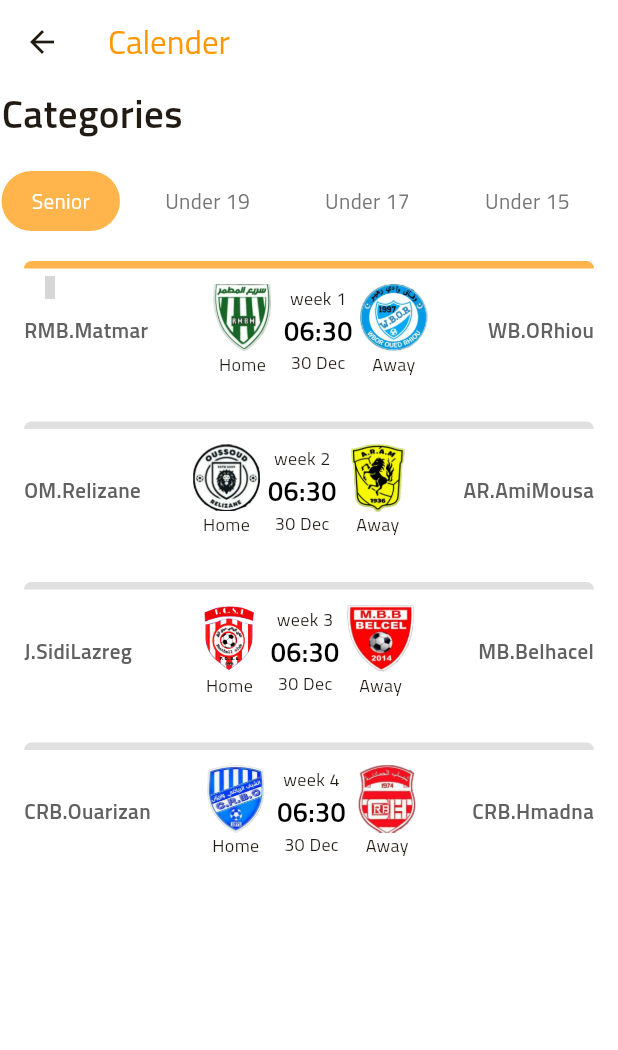
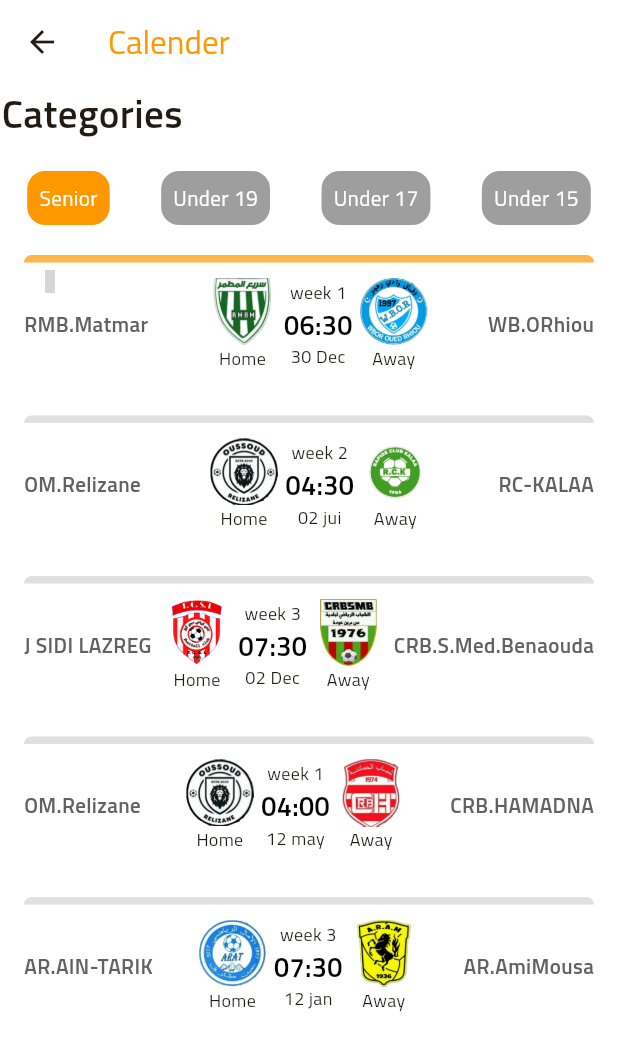
Before and after one commit to RayaneSama/Footbal--48, a Flutter app: the CalenderHomeScreen screen opened directly, on a phone screen of 412 x 824 dp. Shown: the top 1050 px of the screen. Run offline on Flutter 3.47's test engine with Material 3 defaults, Android fonts, the phone set to English and light mode, and no system bars; our stand-ins replace carousel_slider, flutter_secure_storage, iconsax; missing offline and left inert: mysql1; accounts and stored records are empty; grey boxes are pictures that could not be loaded.

Commit message:
added calendar stuff

```diff
--- a/lib/screens/calender_screen.dart
+++ b/lib/screens/calender_screen.dart
@@ -1,6 +1,199 @@
 import 'package:flutter/material.dart';
 import 'package:football_app/widgets/categories.dart';
 import 'package:football_app/widgets/calender_Match.dart';
+
+// Mock data for matches categorized by age group
+const matches = {
+  "Senior": [
+    {
+      "awayLogo": "assets/images/WB.OUED-RHIOU.png",
+      "awayTitle": "WB.ORhiou",
+      "homeLogo": "assets/images/RMB.MATMAR.png",
+      "homeTitle": "RMB.Matmar",
+      "date": "30 Dec",
+      "time": "06:30",
+      "week": "week 1",
+      "isFavorite": true,
+    },
+    {
+      "awayLogo": "assets/images/RC-KALAA.png",
+      "awayTitle": "RC-KALAA",
+      "homeLogo": "assets/images/OM.RELIZANE.png",
+      "homeTitle": "OM.Relizane",
+      "date": "02 jui",
+      "time": "04:30",
+      "week": "week 2",
+      "isFavorite": false,
+    },
+    {
+      "awayLogo": "assets/images/CRB.Sidi_.Med_.Benaouda.png",
+      "awayTitle": "CRB.S.Med.Benaouda",
+      "homeLogo": "assets/images/J SIDI LAZREG.png",
+      "homeTitle": "J SIDI LAZREG",
+      "date": "02 Dec",
+      "time": "07:30",
+      "week": "week 3",
+      "isFavorite": false,
+    },
+    {
+      "awayLogo": "assets/images/CRB.HAMADNA.png",
+      "awayTitle": "CRB.HAMADNA",
+      "homeLogo": "assets/images/OM.RELIZANE.png",
+      "homeTitle": "OM.Relizane",
+      "date": "12 may",
+      "time": "04:00",
+      "week": "week 1",
+      "isFavorite": false,
+    },
+    {
+      "awayLogo": "assets/images/AR .AMMI MOUSSA.png",
+      "awayTitle": "AR.AmiMousa",
+      "homeLogo": "assets/images/AR.AIN-TARIk.png",
+      "homeTitle": "AR.AIN-TARIK",
+      "date": "12 jan",
+      "time": "07:30",
+      "week": "week 3",
+      "isFavorite": false,
+    },
+    // Add more matches...
+  ],
+  "Under 19": [
+    {
+      "awayLogo": "assets/images/CRB.HAMADNA.png",
+      "awayTitle": "CRB.HAMADNA",
+      "homeLogo": "assets/images/CRB.OUARIZANE.png",
+      "homeTitle": "CRB.OUARIZANE",
+      "date": "1 Jan",
+      "time": "04:30",
+      "week": "week 1",
+      "isFavorite": false,
+    },
+    {
+      "awayLogo": "assets/images/RC-KALAA.png",
+      "awayTitle": "RC-KALAA",
+      "homeLogo": "assets/images/MB.BELHACEL.png",
+      "homeTitle": "MB.BELHACEL",
+      "date": "15 fev",
+      "time": "04:30",
+      "week": "week 3",
+      "isFavorite": false,
+    },
+    {
+      "awayLogo": "assets/images/CRB.OUARIZANE.png",
+      "awayTitle": "CRB.OUARIZANE",
+      "homeLogo": "assets/images/RMB.MATMAR.png",
+      "homeTitle": "RMB.MATMAR",
+      "date": "14 Jan",
+      "time": "07:30",
+      "week": "week 1",
+      "isFavorite": false,
+    },
+    {
+      "awayLogo": "assets/images/CRB.HAMADNA.png",
+      "awayTitle": "CRB.HAMADNA",
+      "homeLogo": "assets/images/WB.OUED-RHIOU.png",
+      "homeTitle": "WB.OUED-RHIOU",
+      "date": "1 Jan",
+      "time": "04:30",
+      "week": "week 1",
+      "isFavorite": false,
+    },
+  ],
+  "Under 17": [
+    {
+      "awayLogo": "assets/images/OM.RELIZANE.png",
+      "awayTitle": "OM.RELIZANE",
+      "homeLogo": "assets/images/AR .AMMI MOUSSA.png",
+      "homeTitle": "AR .AMMI MOUSSA",
+      "date": "1 Jan",
+      "time": "04:30",
+      "week": "week 1",
+      "isFavorite": false,
+    },
+    {
+      "awayLogo": "assets/images/CRB.HAMADNA.png",
+      "awayTitle": "CRB.HAMADNA",
+      "homeLogo": "assets/images/CRB.OUARIZANE.png",
+      "homeTitle": "CRB.OUARIZANE",
+      "date": "11 may",
+      "time": "04:30",
+      "week": "week 3",
+      "isFavorite": false,
+    },
+    {
+      "awayLogo": "assets/images/OM.RELIZANE.png",
+      "awayTitle": "OM.RELIZANE",
+      "homeLogo": "assets/images/J SIDI LAZREG.png",
+      "homeTitle": "J SIDI LAZREG",
+      "date": "13 Jan",
+      "time": "07:30",
+      "week": "week 2",
+      "isFavorite": false,
+    },
+    {
+      "awayLogo": "assets/images/CRB.HAMADNA.png",
+      "awayTitle": "CRB.HAMADNA",
+      "homeLogo": "assets/images/WB.OUED-RHIOU.png",
+      "homeTitle": "WB.OUED-RHIOU",
+      "date": "1 Jan",
+      "time": "04:30",
+      "week": "week 1",
+      "isFavorite": false,
+    },
+  ],
+  "Under 15": [
+    {
+      "awayLogo": "assets/images/IRB Sidi Khateb.png",
+      "awayTitle": "IRB Sidi Khateb",
+      "homeLogo": "assets/images/WB.OUED-RHIOU.png",
+      "homeTitle": "WB.OUED-RHIOU",
+      "date": "1 Jan",
+      "time": "04:30",
+      "week": "week 1",
+      "isFavorite": false,
+    },
+    {
+      "awayLogo": "assets/images/RC-KALAA.png",
+      "awayTitle": "RC-KALAA",
+      "homeLogo": "assets/images/MB.BELHACEL.png",
+      "homeTitle": "MB.BELHACEL",
+      "date": "1 Jan",
+      "time": "04:30",
+      "week": "week 1",
+      "isFavorite": false,
+    },
+    {
+      "awayLogo": "assets/images/AR.AIN-TARIk.png",
+      "awayTitle": "AR.AIN-TARIk",
+      "homeLogo": "assets/images/CRB.OUARIZANE.png",
+      "homeTitle": "CRB.OUARIZANE",
+      "date": "11 may",
+      "time": "04:30",
+      "week": "week 3",
+      "isFavorite": false,
+    },
+    {
+      "awayLogo": "assets/images/OM.RELIZANE.png",
+      "awayTitle": "OM.RELIZANE",
+      "homeLogo": "assets/images/J SIDI LAZREG.png",
+      "homeTitle": "J SIDI LAZREG",
+      "date": "13 Jan",
+      "time": "07:30",
+      "week": "week 2",
+      "isFavorite": false,
+    },
+    {
+      "awayLogo": "assets/images/AR .AMMI MOUSSA.png",
+      "awayTitle": "AR .AMMI MOUSSA",
+      "homeLogo": "assets/images/IRB Sidi Khateb.png",
+      "homeTitle": "IRB Sidi Khateb",
+      "date": "1 Jan",
+      "time": "04:30",
+      "week": "week 1",
+      "isFavorite": false,
+    },
+  ],
+};
 
 class CalenderHomeScreen extends StatefulWidget {
   const CalenderHomeScreen({Key? key}) : super(key: key);
@@ -12,11 +205,10 @@ class CalenderHomeScreen extends StatefulWidget {
 class _CalenderHomeScreenState extends State<CalenderHomeScreen> {
   String currentCat = "Senior";
 
-
   @override
   Widget build(BuildContext context) {
     var scaffold = Scaffold(
-      //the Appbar
+      // the AppBar
       appBar: AppBar(
         elevation: 0.0,
         backgroundColor: Colors.transparent,
@@ -24,18 +216,10 @@ class _CalenderHomeScreenState extends State<CalenderHomeScreen> {
           "Calender",
           style: TextStyle(color: Colors.orange),
         ),
-        // actions: [
-        //   IconButton(
-        //       onPressed: () {},
-        //       icon: Icon(
-        //         Icons.notifications_outlined,
-        //         color: Colors.black,
-        //       ))
-        // ],
       ),
       body: SingleChildScrollView(
         child: Padding(
-          padding: const EdgeInsets.all(1),//mmm16
+          padding: const EdgeInsets.all(1), //mmm16
           child: Column(
             mainAxisAlignment: MainAxisAlignment.start,
             crossAxisAlignment: CrossAxisAlignment.start,
@@ -48,65 +232,40 @@ class _CalenderHomeScreenState extends State<CalenderHomeScreen> {
                 ),
               ),
               const SizedBox(height: 20),
-                 Categories(currentCat: currentCat),
-                 const SizedBox(height: 20), // Ajoutez un espace ici
+              Categories(
+                currentCat: currentCat,
+                onCategorySelected: (category) {
+                  setState(() {
+                    currentCat = category;
+                  });
+                },
+              ),
+              const SizedBox(height: 20), // Add spacing here
               Padding(
-                padding: const EdgeInsets.symmetric(horizontal: 15),//mmmm20
+                padding: const EdgeInsets.symmetric(horizontal: 15), //mmmm20
                 child: ListView(
                   shrinkWrap: true,
                   primary: false,
                   physics: const NeverScrollableScrollPhysics(),
-                children: const [
-                  calenderMatch(
-                    awayLogo: "assets/images/WB.OUED-RHIOU.png",
-                    awayTitle: "WB.ORhiou",
-                    homeLogo: "assets/images/RMB.MATMAR.png",
-                    homeTitle: "RMB.Matmar",
-                    date: "30 Dec",
-                    time: "06:30",
-                    week: "week 1",
-                    isFavorite: true,
-                  ),
-                  calenderMatch(
-                    awayLogo: "assets/images/AR .AMMI MOUSSA.png",
-                    awayTitle: "AR.AmiMousa",
-                    homeLogo: "assets/images/OM.RELIZANE.png",
-                    homeTitle: "OM.Relizane",
-                    date: "30 Dec",
-                    time: "06:30",
-                    week: "week 2",
-                    isFavorite: false,
-                  ),
-                  calenderMatch(
-                    awayLogo: "assets/images/MB.BELHACEL.png",
-                    awayTitle: "MB.Belhacel",
-                    homeLogo: "assets/images/J SIDI LAZREG.png",
-                    homeTitle: "J.SidiLazreg",
-                    date: "30 Dec",
-                    time: "06:30",
-                    week: "week 3",
-                    isFavorite: false,
-                  ),
-                  calenderMatch(
-                    awayLogo: "assets/images/CRB.HAMADNA.png",
-                    awayTitle: "CRB.Hmadna",
-                    homeLogo: "assets/images/CRB.OUARIZANE.png",
-                    homeTitle: "CRB.Ouarizan",
-                    date: "30 Dec",
-                    time: "06:30",
-                    week: "week 4",
-                    isFavorite: false,
-                  ),
-                 ],
+                  children: matches[currentCat]!.map<Widget>((match) {
+                    return calenderMatch(
+                      awayLogo: match["awayLogo"] as String,
+                      awayTitle: match["awayTitle"] as String,
+                      homeLogo: match["homeLogo"] as String,
+                      homeTitle: match["homeTitle"] as String,
+                      date: match["date"] as String,
+                      time: match["time"] as String,
+                      week: match["week"] as String,
+                      isFavorite: match["isFavorite"] as bool,
+                    );
+                  }).toList(),
                 ),
               ),
             ],
-
           ),
         ),
       ),
     );
     return scaffold;
-
   }
 }
--- a/lib/screens/match_screen.dart
+++ b/lib/screens/match_screen.dart
@@ -111,44 +111,44 @@ class _MatchScreenState extends State<MatchScreen> {
                           ),
                         ),
                       ),
-                      Container(
-                        decoration: BoxDecoration(
-                          color: ksecondryBackgroundColor,
-                          borderRadius: BorderRadius.circular(10),
-                        ),
-                        margin: const EdgeInsets.only(right: 10),
-                        padding: const EdgeInsets.symmetric(
-                          horizontal: 15,
-                          vertical: 5,
-                        ),
-                        child: const Text(
-                          "H2H",
-                          style: TextStyle(
-                            fontWeight: FontWeight.bold,
-                            fontSize: 14,
-                            color: Colors.grey,
-                          ),
-                        ),
-                      ),
-                      Container(
-                        decoration: BoxDecoration(
-                          color: ksecondryBackgroundColor,
-                          borderRadius: BorderRadius.circular(10),
-                        ),
-                        margin: const EdgeInsets.only(right: 10),
-                        padding: const EdgeInsets.symmetric(
-                          horizontal: 15,
-                          vertical: 5,
-                        ),
-                        child: const Text(
-                          "Table",
-                          style: TextStyle(
-                            fontWeight: FontWeight.bold,
-                            fontSize: 14,
-                            color: Colors.grey,
-                          ),
-                        ),
-                      )
+                      // Container(
+                      //   decoration: BoxDecoration(
+                      //     color: ksecondryBackgroundColor,
+                      //     borderRadius: BorderRadius.circular(10),
+                      //   ),
+                      //   margin: const EdgeInsets.only(right: 10),
+                      //   padding: const EdgeInsets.symmetric(
+                      //     horizontal: 15,
+                      //     vertical: 5,
+                      //   ),
+                      //   child: const Text(
+                      //     "H2H",
+                      //     style: TextStyle(
+                      //       fontWeight: FontWeight.bold,
+                      //       fontSize: 14,
+                      //       color: Colors.grey,
+                      //     ),
+                      //   ),
+                      // ),
+                      // Container(
+                      //   decoration: BoxDecoration(
+                      //     color: ksecondryBackgroundColor,
+                      //     borderRadius: BorderRadius.circular(10),
+                      //   ),
+                      //   margin: const EdgeInsets.only(right: 10),
+                      //   padding: const EdgeInsets.symmetric(
+                      //     horizontal: 15,
+                      //     vertical: 5,
+                      //   ),
+                      //   child: const Text(
+                      //     "Table",
+                      //     style: TextStyle(
+                      //       fontWeight: FontWeight.bold,
+                      //       fontSize: 14,
+                      //       color: Colors.grey,
+                      //     ),
+                      //   ),
+                      // )
                     ],
                   ),
                   const SizedBox(height: 20),
--- a/lib/screens/profile.dart
+++ b/lib/screens/profile.dart
@@ -385,13 +385,7 @@ class MyProfilePage extends StatelessWidget {
               Padding(
                 padding: const EdgeInsets.only(top: 12),
                 child: ElevatedButton(
-                  onPressed: () {
-                    Navigator.push(
-                      context,
-                      MaterialPageRoute(
-                          builder: (context) => const WelcomeScreen()),
-                    );
-                  },
+                  onPressed: () {},
                   style: ElevatedButton.styleFrom(
                     padding: const EdgeInsets.symmetric(horizontal: 30), //mm24
                     backgroundColor: kprimaryColor,
--- a/lib/widgets/categories.dart
+++ b/lib/widgets/categories.dart
@@ -1,44 +1,42 @@
 import 'package:flutter/material.dart';
-import 'package:football_app/constants.dart';
-import 'package:football_app/logic/models/category.dart';
 
 class Categories extends StatelessWidget {
+  final String currentCat;
+  final Function(String) onCategorySelected;
+
   const Categories({
-    super.key,
+    Key? key,
     required this.currentCat,
-  });
-
-  final String currentCat;
+    required this.onCategorySelected,
+  }) : super(key: key);
 
   @override
   Widget build(BuildContext context) {
-    return SingleChildScrollView(
-      scrollDirection: Axis.horizontal,
-      child: Row(
-        children: List.generate(
-          catgories.length,
-          (index) => Container(
+    const categories = [
+      "Senior",
+      "Under 19",
+      "Under 17",
+      "Under 15",
+    ];
+
+    return Row(
+      mainAxisAlignment: MainAxisAlignment.spaceAround,
+      children: categories.map((category) {
+        return GestureDetector(
+          onTap: () => onCategorySelected(category),
+          child: Container(
+            padding: const EdgeInsets.all(8.0),
             decoration: BoxDecoration(
-              color:
-                  currentCat == catgories[index] ? kprimaryColor : Colors.white,
-              borderRadius: BorderRadius.circular(25),
+              color: currentCat == category ? Colors.orange : Colors.grey,
+              borderRadius: BorderRadius.circular(12.0),
             ),
-            padding: const EdgeInsets.symmetric(
-              horizontal: 20,
-              vertical: 10,
-            ),
-            margin: const EdgeInsets.only(right: 10), //mm20
             child: Text(
-              catgories[index],
-              style: TextStyle(
-                color: currentCat == catgories[index]
-                    ? Colors.white
-                    : Colors.grey.shade600,
-              ),
+              category,
+              style: const TextStyle(color: Colors.white),
             ),
           ),
-        ),
-      ),
+        );
+      }).toList(),
     );
   }
 }
--- a/lib/widgets/live_match_info_box.dart
+++ b/lib/widgets/live_match_info_box.dart
@@ -136,7 +136,7 @@ class LiveMatchInfoBox extends StatelessWidget {
               ),
               const Spacer(),
               Image.asset(
-                "assets/images/CRB.OUARIZANE.png",
+                "assets/images/AR.AIN-TARIk.png",
                 width: 85,
                 height: 85,
               ),
```
Lines whose indentation alone changed are shown as unchanged.
